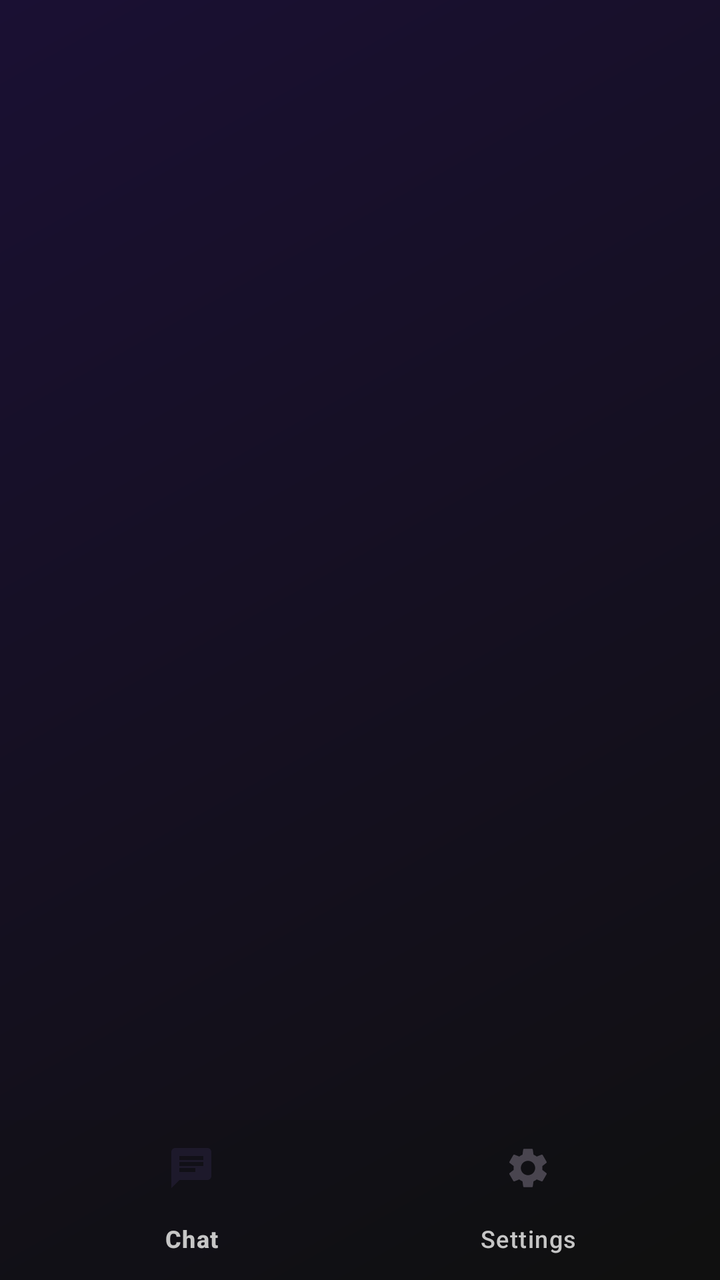
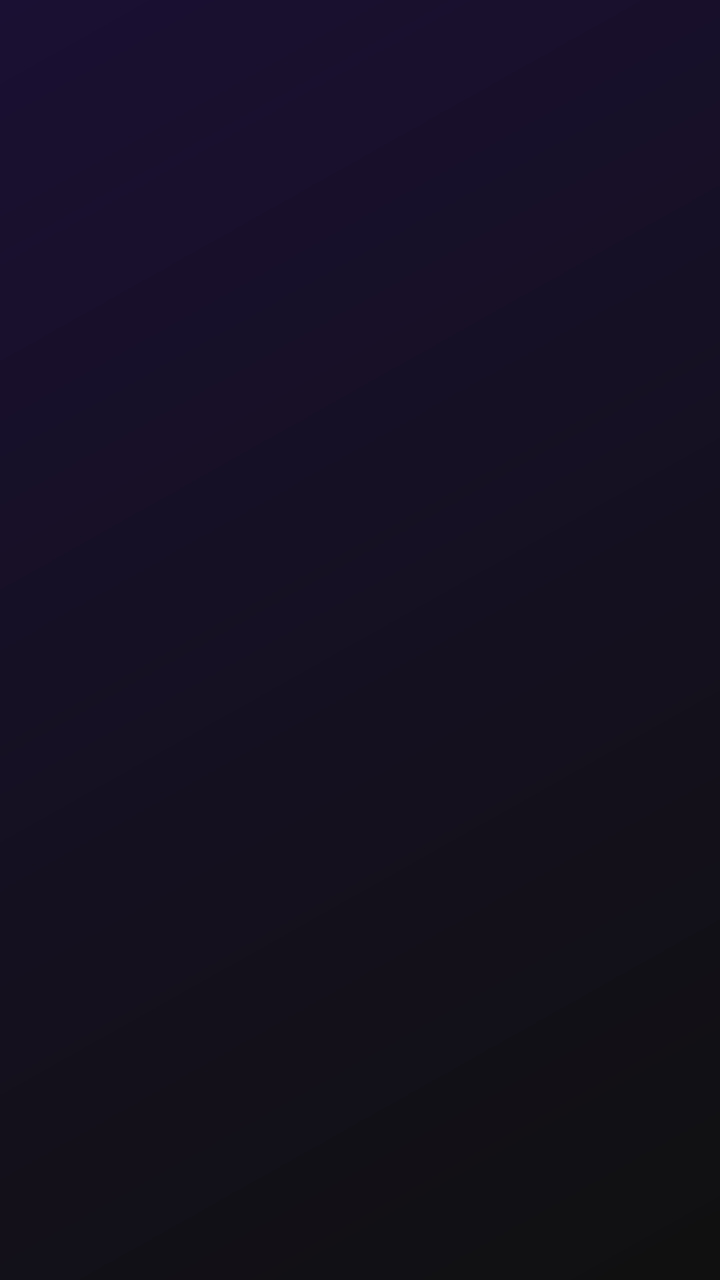

Before-and-after screenshots of an Android layout around one commit, followed by the original layout XML and the change that was made.
<!-- AndroidManifest.xml: application theme Theme.GBot -->
<!-- res/layout/activity_main.xml -->
<?xml version="1.0" encoding="utf-8"?>
<LinearLayout xmlns:android="http://schemas.android.com/apk/res/android"
    xmlns:app="http://schemas.android.com/apk/res-auto"
    android:id="@+id/rootContainer"
    android:layout_width="match_parent"
    android:layout_height="match_parent"
    android:orientation="vertical"
    android:background="@drawable/bg_gradient">

    <FrameLayout
        android:id="@+id/fragmentContainer"
        android:layout_width="match_parent"
        android:layout_height="0dp"
        android:layout_weight="1" />

    <com.google.android.material.bottomnavigation.BottomNavigationView
        android:id="@+id/bottomNav"
        android:layout_width="match_parent"
        android:layout_height="wrap_content"
        app:menu="@menu/bottom_nav_menu"
        android:background="@color/card_dark"
        app:itemTextColor="@color/text_white"
        app:labelVisibilityMode="labeled" />

</LinearLayout>
<!-- resources referenced by this layout -->
<resources>
  <color name="card_dark">#26101010</color>
  <color name="text_white">#C6C6C6</color>
  <!-- drawable bg_gradient (drawable) -->
  <?xml version="1.0" encoding="utf-8"?>
  <shape xmlns:android="http://schemas.android.com/apk/res/android"
      android:shape="rectangle">
      <gradient
          android:angle="135"
          android:startColor="@color/bg_dark"
          android:endColor="@color/bg_dark_end" />
  </shape>
  <style name="Theme.GBot" parent="Theme.GBot.Base">
          <item name="android:windowLightStatusBar">true</item>
      </style>
  <color name="bg_dark">#101010</color>
  <color name="bg_dark_end">#1A1033</color>
  <style name="Theme.GBot.Base" parent="Theme.Material3.DayNight.NoActionBar">
          <item name="colorPrimary">@color/accent_blue</item>
          <item name="colorPrimaryContainer">@color/accent_blue</item>
          <item name="colorOnPrimary">@color/text_white</item>
          <item name="colorSecondary">@color/accent_purple</item>
          <item name="android:statusBarColor">@android:color/transparent</item>
      </style>
  <color name="accent_blue">#448AFF</color>
  <color name="accent_purple">#7C4DFF</color>
</resources>

<!-- the commit's change to res/layout/activity_main.xml (unified diff, before → after) -->
@@ -1,25 +1,6 @@
 <?xml version="1.0" encoding="utf-8"?>
-<LinearLayout xmlns:android="http://schemas.android.com/apk/res/android"
-    xmlns:app="http://schemas.android.com/apk/res-auto"
-    android:id="@+id/rootContainer"
+<FrameLayout xmlns:android="http://schemas.android.com/apk/res/android"
+    android:id="@+id/fragmentContainer"
     android:layout_width="match_parent"
     android:layout_height="match_parent"
-    android:orientation="vertical"
-    android:background="@drawable/bg_gradient">
-
-    <FrameLayout
-        android:id="@+id/fragmentContainer"
-        android:layout_width="match_parent"
-        android:layout_height="0dp"
-        android:layout_weight="1" />
-
-    <com.google.android.material.bottomnavigation.BottomNavigationView
-        android:id="@+id/bottomNav"
-        android:layout_width="match_parent"
-        android:layout_height="wrap_content"
-        app:menu="@menu/bottom_nav_menu"
-        android:background="@color/card_dark"
-        app:itemTextColor="@color/text_white"
-        app:labelVisibilityMode="labeled" />
-
-</LinearLayout>
+    android:background="@drawable/bg_gradient" />
<!-- resource entries referenced after the edit -->
@@ -1,6 +1,5 @@
 <!-- resources referenced by this layout -->
 <resources>
-  <color name="card_dark">#26101010</color>
   <color name="text_white">#C6C6C6</color>
   <!-- drawable bg_gradient (drawable) -->
   <?xml version="1.0" encoding="utf-8"?>
